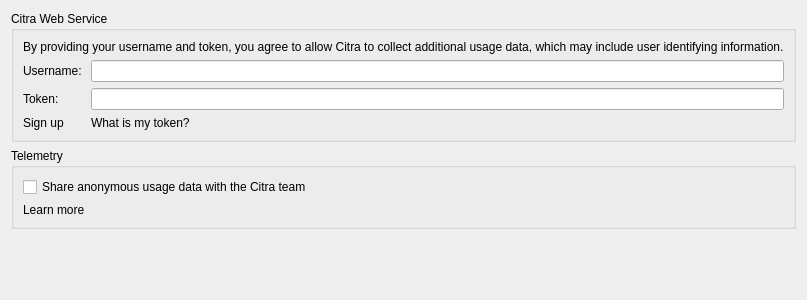
Qt form src/citra_qt/configuration/configure_web.ui (PabloMK7/citra) before a commit.
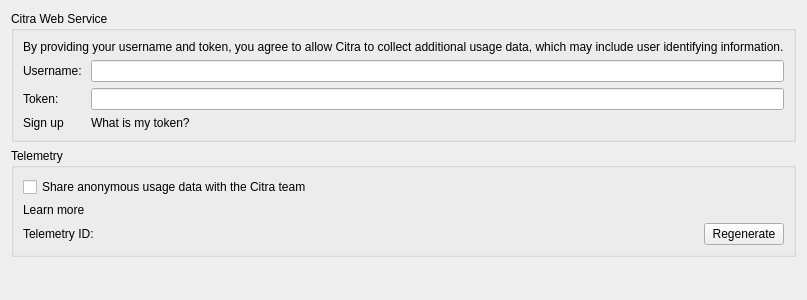
The same form after that commit.

Commit message:
# This is a combination of 2 commits.
# This is the 1st commit message:

qt: Add web configuration tab.

# The commit message #2 will be skipped:

# fixup! qt: Add web configuration tab.

Patch:
```diff
--- a/src/citra_qt/configuration/configure_web.ui
+++ b/src/citra_qt/configuration/configure_web.ui
@@ -101,6 +101,33 @@
           </property>
          </widget>
         </item>
+        <item>
+         <layout class="QGridLayout" name="gridLayoutTelemetryId">
+          <item row="0" column="0">
+           <widget class="QLabel" name="label_telemetry_id">
+             <property name="text">
+              <string>Telemetry ID:</string>
+             </property>
+           </widget>
+          </item>
+          <item row="0" column="1">
+           <widget class="QPushButton" name="button_regenerate_telemetry_id">
+            <property name="sizePolicy">
+             <sizepolicy hsizetype="Fixed" vsizetype="Fixed">
+               <horstretch>0</horstretch>
+               <verstretch>0</verstretch>
+             </sizepolicy>
+            </property>
+            <property name="layoutDirection">
+             <enum>Qt::RightToLeft</enum>
+            </property>
+            <property name="text">
+             <string>Regenerate</string>
+            </property>
+           </widget>
+          </item>
+         </layout>
+        </item>
        </layout>
       </widget>
      </item>
```
Left out of the diff: 6 changed lines with no effect on the pictures.
